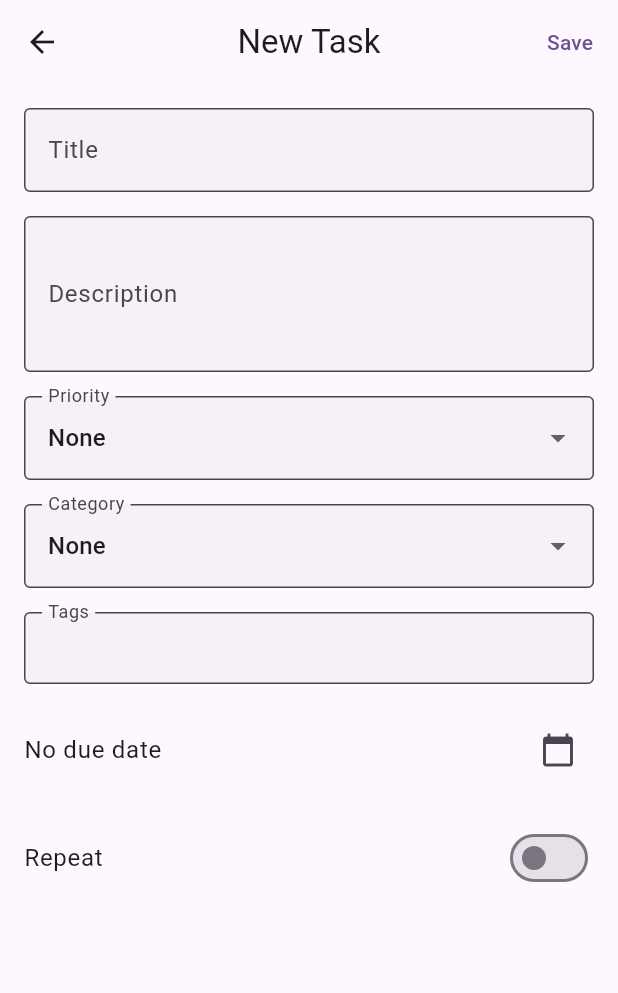
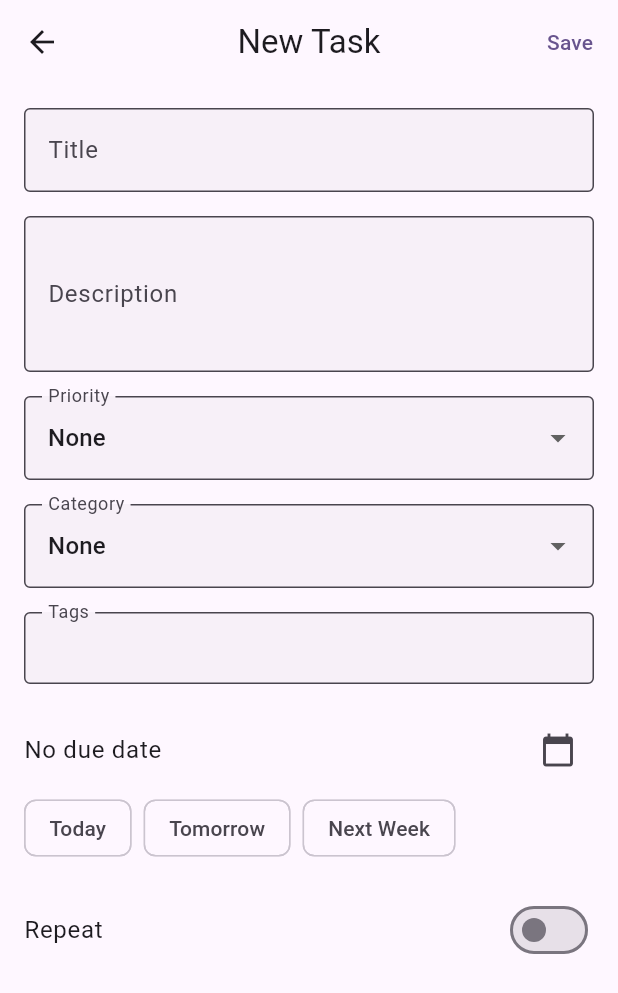
Before and after one commit to vladblajovan/Tasker, a Flutter app: the screen it shows after launch, after a tap on the "add" icon, on a phone screen of 412 x 824 dp. Shown: the top 993 px of the screen. Run offline on Flutter 3.47's test engine with Material 3 defaults, Android fonts, the phone set to English and light mode, and no system bars; our stand-ins replace equatable, flutter_bloc, flutter_local_notifications, flutter_slidable, freezed_annotation, get_it and 5 more; accounts and stored records are empty.

Commit message:
feat: UX Polish (Undo snackbars, Empty states, Smart due dates, VS Code launch config)

```diff
--- a/lib/presentation/pages/home/home_page.dart
+++ b/lib/presentation/pages/home/home_page.dart
@@ -15,6 +15,7 @@ import 'package:tasker/presentation/blocs/task/task_state.dart';
 import 'package:tasker/presentation/pages/category/category_management_page.dart';
 import 'package:tasker/presentation/pages/tag/tag_management_page.dart';
 import 'package:tasker/presentation/widgets/filter_bar.dart';
+import 'package:tasker/presentation/widgets/empty_state.dart';
 import 'package:tasker/presentation/widgets/task_tile.dart';
 
 class HomePage extends StatefulWidget {
@@ -60,8 +61,10 @@ class _HomePageState extends State<HomePage> {
                     .where((t) => t.parentTaskId == null)
                     .toList();
                 if (topLevelTasks.isEmpty) {
-                  return const Center(
-                    child: Text('No tasks yet. Tap + to add one!'),
+                  return const EmptyState(
+                    icon: Icons.checklist,
+                    title: 'No tasks yet',
+                    subtitle: 'Tap + to create your first task',
                   );
                 }
                 return ListView.builder(
--- a/lib/presentation/pages/task_detail/task_detail_page.dart
+++ b/lib/presentation/pages/task_detail/task_detail_page.dart
@@ -17,6 +17,7 @@ import 'package:tasker/presentation/widgets/category_chip.dart';
 import 'package:tasker/presentation/widgets/priority_badge.dart';
 import 'package:tasker/presentation/widgets/tag_chip.dart';
 import 'package:tasker/presentation/widgets/task_tile.dart';
+import 'package:tasker/presentation/widgets/undo_helpers.dart';
 
 class TaskDetailPage extends StatefulWidget {
   const TaskDetailPage({super.key, required this.taskId});
@@ -56,6 +57,7 @@ class _TaskDetailPageState extends State<TaskDetailPage> {
 
     if (confirmed == true && context.mounted) {
       context.read<TaskBloc>().add(DeleteTaskEvent(task.id));
+      UndoHelpers.showUndoDeleteSnackBar(context, task);
       context.pop();
     }
   }
@@ -310,6 +312,10 @@ class _TaskDetailPageState extends State<TaskDetailPage> {
                             ToggleTaskEvent(widget.taskId),
                           );
                           context.read<TaskBloc>().add(const LoadTasks());
+                          UndoHelpers.showUndoToggleSnackBar(
+                            context,
+                            resolvedTask,
+                          );
                         },
                       ),
                       IconButton(
--- a/lib/presentation/pages/task_form/task_form_page.dart
+++ b/lib/presentation/pages/task_form/task_form_page.dart
@@ -221,7 +221,18 @@ class _TaskFormPageState extends State<TaskFormPage> {
   }
 
   Widget _buildDueDatePicker() {
-    return ListTile(
+    final now = DateTime.now();
+    final today = DateTime(now.year, now.month, now.day);
+    final tomorrow = today.add(const Duration(days: 1));
+    final nextWeek = today.add(const Duration(days: 7));
+
+    bool isSameDay(DateTime? a, DateTime b) =>
+        a != null && a.year == b.year && a.month == b.month && a.day == b.day;
+
+    return Column(
+      crossAxisAlignment: CrossAxisAlignment.start,
+      children: [
+        ListTile(
           contentPadding: EdgeInsets.zero,
           title: Text(
             _dueDate != null
@@ -252,6 +263,32 @@ class _TaskFormPageState extends State<TaskFormPage> {
               ),
             ],
           ),
+        ),
+        SingleChildScrollView(
+          scrollDirection: Axis.horizontal,
+          child: Row(
+            children: [
+              ChoiceChip(
+                label: const Text('Today'),
+                selected: isSameDay(_dueDate, today),
+                onSelected: (_) => setState(() => _dueDate = today),
+              ),
+              const SizedBox(width: 8),
+              ChoiceChip(
+                label: const Text('Tomorrow'),
+                selected: isSameDay(_dueDate, tomorrow),
+                onSelected: (_) => setState(() => _dueDate = tomorrow),
+              ),
+              const SizedBox(width: 8),
+              ChoiceChip(
+                label: const Text('Next Week'),
+                selected: isSameDay(_dueDate, nextWeek),
+                onSelected: (_) => setState(() => _dueDate = nextWeek),
+              ),
+            ],
+          ),
+        ),
+      ],
     );
   }
 
--- /dev/null
+++ b/lib/presentation/widgets/empty_state.dart
@@ -0,0 +1,46 @@
+import 'package:flutter/material.dart';
+
+class EmptyState extends StatelessWidget {
+  const EmptyState({
+    super.key,
+    required this.icon,
+    required this.title,
+    required this.subtitle,
+  });
+
+  final IconData icon;
+  final String title;
+  final String subtitle;
+
+  @override
+  Widget build(BuildContext context) {
+    return Center(
+      child: Padding(
+        padding: const EdgeInsets.all(32.0),
+        child: Column(
+          mainAxisAlignment: MainAxisAlignment.center,
+          children: [
+            Icon(icon, size: 64, color: Colors.grey.shade400),
+            const SizedBox(height: 16),
+            Text(
+              title,
+              style: Theme.of(context).textTheme.titleLarge?.copyWith(
+                fontWeight: FontWeight.bold,
+                color: Colors.grey.shade700,
+              ),
+              textAlign: TextAlign.center,
+            ),
+            const SizedBox(height: 8),
+            Text(
+              subtitle,
+              style: Theme.of(
+                context,
+              ).textTheme.bodyMedium?.copyWith(color: Colors.grey.shade600),
+              textAlign: TextAlign.center,
+            ),
+          ],
+        ),
+      ),
+    );
+  }
+}
--- a/lib/presentation/widgets/task_tile.dart
+++ b/lib/presentation/widgets/task_tile.dart
@@ -12,6 +12,7 @@ import 'package:tasker/presentation/blocs/task/task_event.dart';
 import 'package:tasker/presentation/widgets/category_chip.dart';
 import 'package:tasker/presentation/widgets/priority_badge.dart';
 import 'package:tasker/presentation/widgets/tag_chip.dart';
+import 'package:tasker/presentation/widgets/undo_helpers.dart';
 
 class TaskTile extends StatelessWidget {
   const TaskTile({
@@ -35,6 +36,7 @@ class TaskTile extends StatelessWidget {
           SlidableAction(
             onPressed: (_) {
               context.read<TaskBloc>().add(DeleteTaskEvent(task.id));
+              UndoHelpers.showUndoDeleteSnackBar(context, task);
             },
             backgroundColor: Colors.red,
             foregroundColor: Colors.white,
@@ -49,6 +51,7 @@ class TaskTile extends StatelessWidget {
           value: task.isCompleted,
           onChanged: (_) {
             context.read<TaskBloc>().add(ToggleTaskEvent(task.id));
+            UndoHelpers.showUndoToggleSnackBar(context, task);
           },
         ),
         title: Text(
```
Also changed, not shown: lib/presentation/pages/category/category_management_page.dart (+5 -6 lines), lib/presentation/pages/tag/tag_management_page.dart (+5 -6 lines), lib/presentation/widgets/undo_helpers.dart (added, +45 -0 lines). Lines whose indentation alone changed are shown as unchanged.
